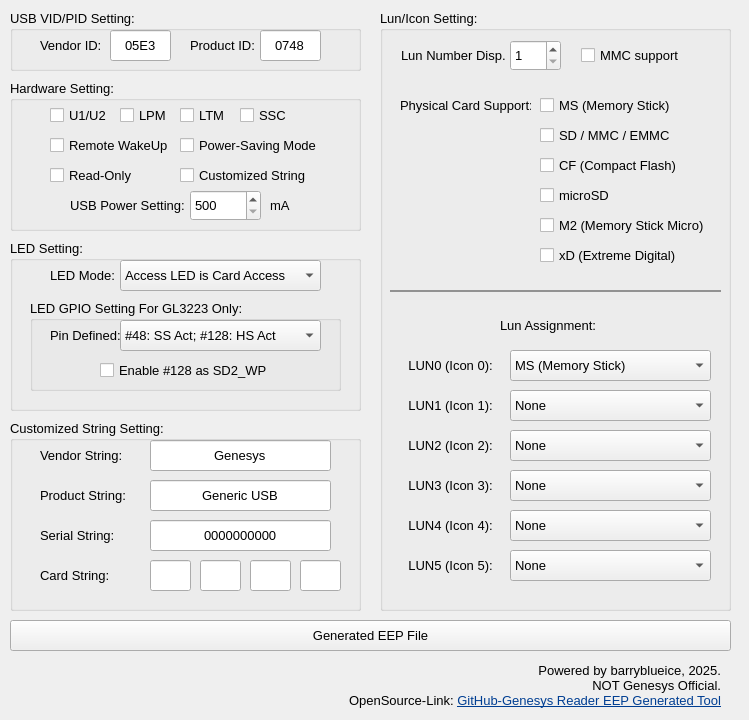
Old version of the form main.ui in the repository barryblueice/Genesys-Reader-EEP-Generated-Tool.
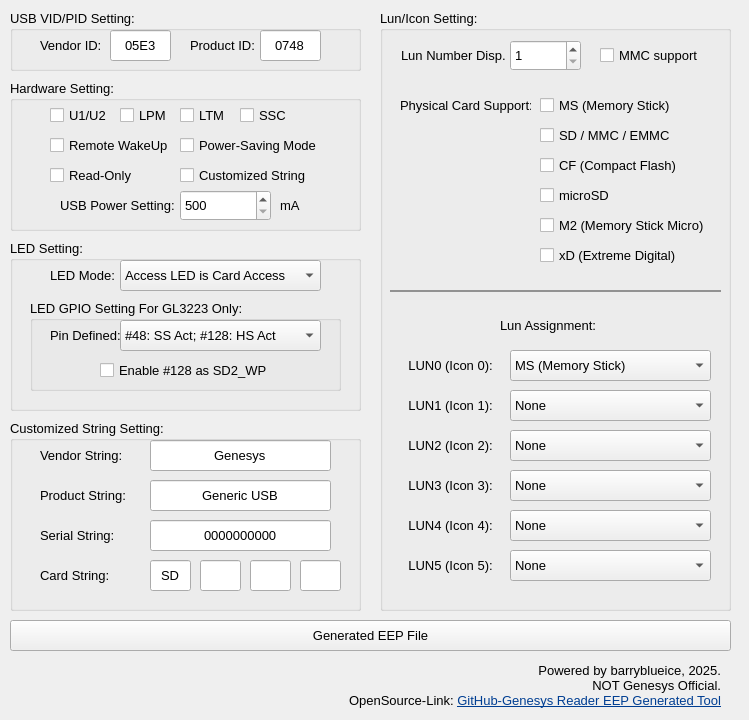
New version of the form.

Commit message: 更新UI和逻辑

What changed in the file:
```diff
--- a/main.ui
+++ b/main.ui
@@ -145,7 +145,7 @@
      <rect>
       <x>130</x>
       <y>30</y>
-      <width>51</width>
+      <width>71</width>
       <height>31</height>
      </rect>
     </property>
@@ -279,7 +279,7 @@
    <widget class="QCheckBox" name="mmc_support">
     <property name="geometry">
      <rect>
-      <x>201</x>
+      <x>220</x>
       <y>30</y>
       <width>111</width>
       <height>31</height>
@@ -796,7 +796,7 @@
    <widget class="QLabel" name="label_21">
     <property name="geometry">
      <rect>
-      <x>60</x>
+      <x>50</x>
       <y>110</y>
       <width>121</width>
       <height>31</height>
@@ -809,9 +809,9 @@
    <widget class="QSpinBox" name="usb_power_setting">
     <property name="geometry">
      <rect>
-      <x>180</x>
+      <x>170</x>
       <y>110</y>
-      <width>71</width>
+      <width>91</width>
       <height>31</height>
      </rect>
     </property>
@@ -828,7 +828,7 @@
    <widget class="QLabel" name="label_22">
     <property name="geometry">
      <rect>
-      <x>260</x>
+      <x>270</x>
       <y>110</y>
       <width>31</width>
       <height>31</height>
@@ -979,7 +979,7 @@
      </rect>
     </property>
     <property name="text">
-     <string/>
+     <string>SD</string>
     </property>
     <property name="maxLength">
      <number>4</number>
```
The commit also changes 2 other files.
